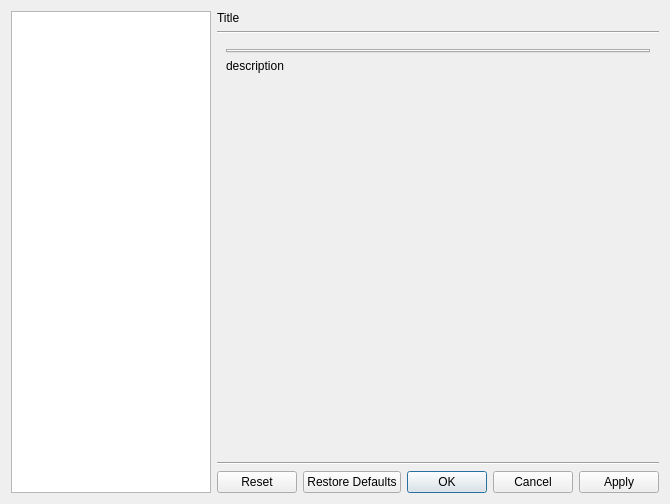
This is src/bomi/ui/prefdialog.ui in bylee20/bomi as Qt 5 draws it before an edit. The edited form follows.
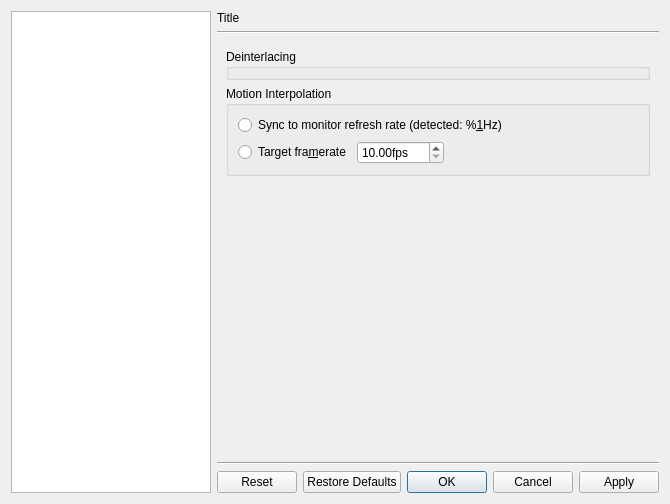
This is the edited form. The open tabs and pages were chosen to show the change. Icons and pictures are not drawn. Custom widgets are drawn as their Qt base class.

Commit message: clean up code related with deinterlacing options and add motion interpolation option yet implmented

The edit to the form file:
```diff
--- a/src/bomi/ui/prefdialog.ui
+++ b/src/bomi/ui/prefdialog.ui
@@ -1605,31 +1605,65 @@
         </layout>
        </widget>
        <widget class="QWidget" name="video_deint">
-        <layout class="QVBoxLayout" name="verticalLayout_32">
+        <layout class="QVBoxLayout" name="verticalLayout_34">
          <item>
-          <widget class="QTabWidget" name="deint_tabs">
-           <property name="sizePolicy">
-            <sizepolicy hsizetype="Expanding" vsizetype="Preferred">
-             <horstretch>0</horstretch>
-             <verstretch>0</verstretch>
-            </sizepolicy>
-           </property>
-           <property name="currentIndex">
-            <number>-1</number>
+          <widget class="DeintWidget" name="deinterlacing">
+           <property name="title">
+            <string>Deinterlacing</string>
            </property>
           </widget>
          </item>
          <item>
-          <widget class="QLabel" name="deint_desc">
-           <property name="text">
-            <string notr="true">description</string>
+          <widget class="QGroupBox" name="groupBox_8">
+           <property name="title">
+            <string>Motion Interpolation</string>
            </property>
-           <property name="alignment">
-            <set>Qt::AlignJustify|Qt::AlignTop</set>
-           </property>
-           <property name="wordWrap">
-            <bool>true</bool>
-           </property>
+           <layout class="QVBoxLayout" name="verticalLayout_32">
+            <item>
+             <widget class="QRadioButton" name="mi_sync_to_monitor">
+              <property name="text">
+               <string>Sync to monitor refresh rate (detected: %&amp;1Hz)</string>
+              </property>
+             </widget>
+            </item>
+            <item>
+             <layout class="QHBoxLayout" name="horizontalLayout_8">
+              <item>
+               <widget class="QRadioButton" name="mi_use_custom_fps">
+                <property name="text">
+                 <string>Target fra&amp;merate</string>
+                </property>
+               </widget>
+              </item>
+              <item>
+               <widget class="QDoubleSpinBox" name="mi_target_fps">
+                <property name="suffix">
+                 <string>fps</string>
+                </property>
+                <property name="minimum">
+                 <double>10.000000000000000</double>
+                </property>
+                <property name="maximum">
+                 <double>1000.000000000000000</double>
+                </property>
+               </widget>
+              </item>
+              <item>
+               <spacer name="horizontalSpacer_7">
+                <property name="orientation">
+                 <enum>Qt::Horizontal</enum>
+                </property>
+                <property name="sizeHint" stdset="0">
+                 <size>
+                  <width>40</width>
+                  <height>20</height>
+                 </size>
+                </property>
+               </spacer>
+              </item>
+             </layout>
+            </item>
+           </layout>
           </widget>
          </item>
          <item>
@@ -2842,6 +2876,12 @@
    <header>quick/playlistthemeobject.hpp</header>
    <container>1</container>
   </customwidget>
+  <customwidget>
+   <class>DeintWidget</class>
+   <extends>QGroupBox</extends>
+   <header>widget/deintwidget.hpp</header>
+   <container>1</container>
+  </customwidget>
  </customwidgets>
  <resources>
   <include location="../rsclist.qrc"/>
```
Left out of the diff: 2 changed lines with no effect on the pictures. The commit also changes 32 other files.
